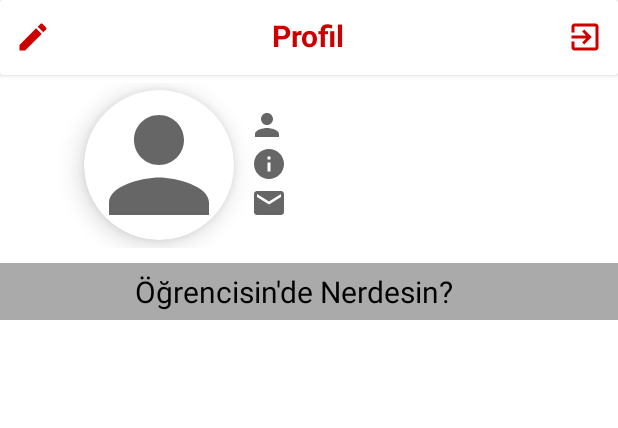
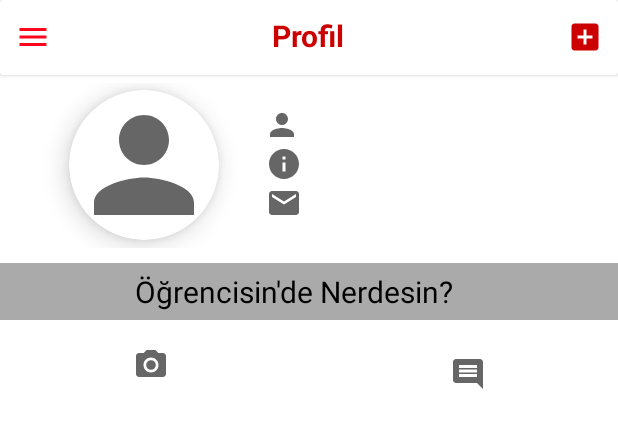
Before and after one commit to hcemmm/-rencisin, an Android app: the layout activity_ana_profil.xml on its own in the app's theme, with its tools: preview values and no code run, on a phone screen of 412 x 824 dp. Shown: the top 428 px of the screen. Run offline under Robolectric (Android 15) with nearby library versions, the light colour scheme and no system bars.

Commit message:
Update activity_ana_profil.xml

```diff
--- a/bitirme/app/src/main/res/layout/activity_ana_profil.xml
+++ b/bitirme/app/src/main/res/layout/activity_ana_profil.xml
@@ -25,6 +25,7 @@
             android:layout_gravity="center_horizontal"
             android:textStyle="bold"/>
 
+
         <ImageButton
             android:id="@+id/ib_editmenu"
             android:layout_width="wrap_content"
@@ -32,16 +33,17 @@
             android:layout_gravity="left|center_vertical"
             android:layout_margin="10dp"
             android:background="@android:color/transparent"
-            android:src="@drawable/ic_baseline_edit_24" />
+            android:src="@drawable/ic_baseline_menu_24" />
 
         <ImageButton
-            android:id="@+id/ib_cikis"
+            android:id="@+id/ib_eklepost"
             android:layout_width="wrap_content"
             android:layout_height="wrap_content"
             android:layout_gravity="right|center_vertical"
             android:layout_margin="10dp"
             android:background="@android:color/transparent"
-            android:src="@drawable/ic_baseline_cikislogo" />
+            android:src="@drawable/ic_baseline_eklepost"/>
+
 
     </androidx.cardview.widget.CardView>
 
@@ -76,6 +78,7 @@
             android:layout_width="wrap_content"
             android:layout_height="wrap_content"
             android:layout_gravity="center_vertical"
+            android:layout_marginLeft="20dp"
             android:orientation="vertical">
 
             <TextView
@@ -112,10 +115,11 @@
                 android:layout_marginBottom="2dp"
                 android:gravity="start"
                 android:drawableLeft="@drawable/ic_baseline_email_24"
+                android:clickable="true"
+                android:textColor="@android:color/holo_blue_dark"
                 android:paddingStart="11dp"
                 android:paddingLeft="11dp"
                 android:textAlignment="viewStart"
-                android:textColor="@color/black"
                 android:textSize="15sp"
                 android:textStyle="normal|bold|italic" />
 
@@ -139,6 +143,50 @@
         android:textColor="@color/black"
         android:textAlignment="viewStart"
         android:gravity="start"
-        android:textSize="20sp"/>
+        android:textSize="20sp"
+        tools:ignore="RtlSymmetry" />
+
+    <LinearLayout
+        android:layout_width="match_parent"
+        android:layout_height="wrap_content"
+        android:layout_marginTop="10dp"
+        android:layout_marginLeft="-5dp"
+        android:layout_marginRight="-5dp"
+        android:id="@+id/profil_bar"
+        android:orientation="horizontal">
+
+        <ImageButton
+            android:id="@+id/profil_fotolar"
+            style="?android:attr/buttonBarButtonStyle"
+            android:layout_width="0dp"
+            android:layout_height="36dp"
+            android:layout_weight="1"
+            android:src="@drawable/ic_baseline_kamera" />
+
+        <ImageButton
+            android:layout_width="0dp"
+            android:layout_weight="1"
+            android:id="@+id/profil_yorumlar"
+            android:src="@drawable/ic_baseline_yorumlar"
+            android:layout_height="wrap_content"
+            style="?android:attr/buttonBarButtonStyle"/>
+
+    </LinearLayout>
+
+
+    <androidx.recyclerview.widget.RecyclerView
+        android:id="@+id/profil_gonderiler"
+        android:layout_width="match_parent"
+        android:layout_height="match_parent">
+
+    </androidx.recyclerview.widget.RecyclerView>
+
+    <androidx.recyclerview.widget.RecyclerView
+        android:id="@+id/profil_kyorum"
+        android:layout_width="match_parent"
+        android:layout_height="match_parent">
+
+    </androidx.recyclerview.widget.RecyclerView>
+
 
 </LinearLayout>
```
